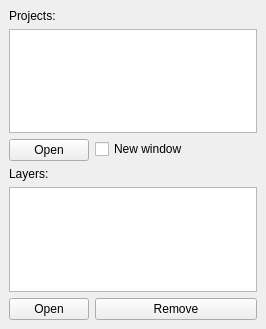
Qt form thematics_dockwidget_base.ui (zsiki/thematics) before a commit.
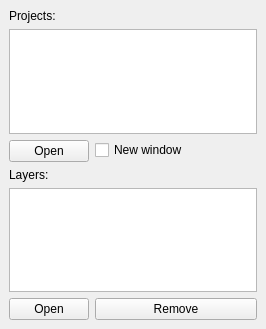
The same form after that commit.

Commit message: change vertical expansion of QDockWidget

What changed in the file:
```diff
--- a/thematics_dockwidget_base.ui
+++ b/thematics_dockwidget_base.ui
@@ -13,7 +13,7 @@
   <property name="sizePolicy">
    <sizepolicy hsizetype="Expanding" vsizetype="Expanding">
     <horstretch>0</horstretch>
-    <verstretch>0</verstretch>
+    <verstretch>1</verstretch>
    </sizepolicy>
   </property>
   <property name="locale">
@@ -48,7 +48,7 @@
       <property name="sizePolicy">
        <sizepolicy hsizetype="Expanding" vsizetype="Expanding">
         <horstretch>0</horstretch>
-        <verstretch>0</verstretch>
+        <verstretch>1</verstretch>
        </sizepolicy>
       </property>
      </widget>
@@ -82,7 +82,7 @@
       <property name="sizePolicy">
        <sizepolicy hsizetype="Expanding" vsizetype="Expanding">
         <horstretch>0</horstretch>
-        <verstretch>0</verstretch>
+        <verstretch>1</verstretch>
        </sizepolicy>
       </property>
       <property name="sortingEnabled">
```
